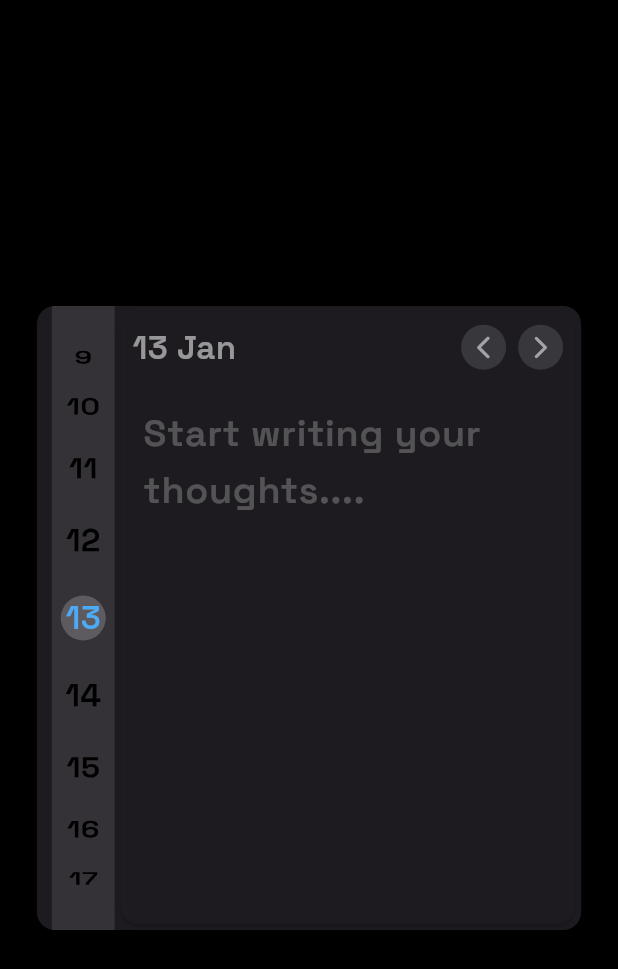
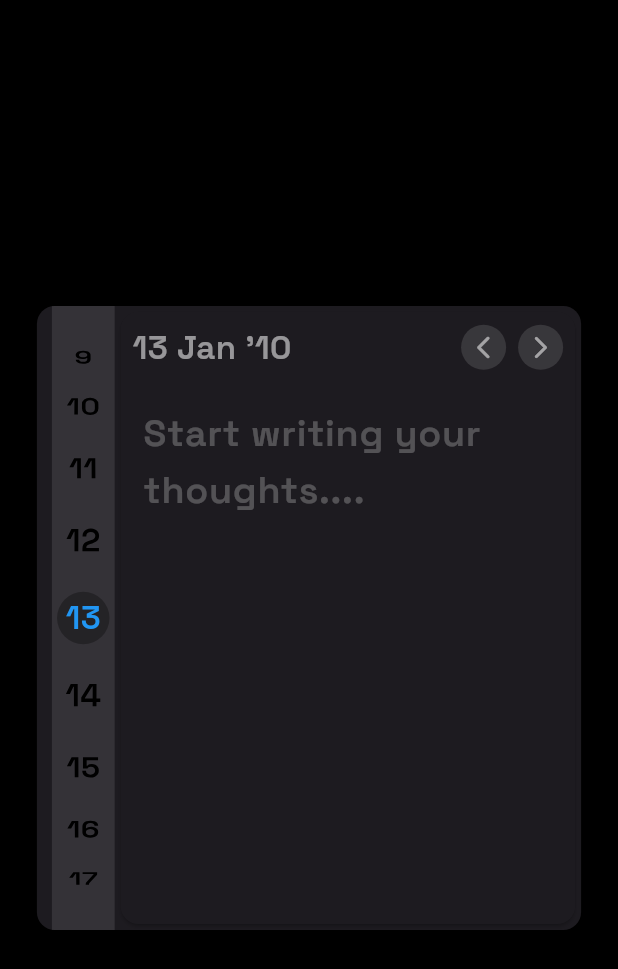
Before and after one commit to dipankrr/journal, a Flutter app: the screen it shows after launch, scrolled down 576 dp, after a tap on the "arrow back ios new" icon, after a tap on the "arrow forward ios" icon, on a phone screen of 412 x 824 dp. Shown: the top 969 px of the screen. Run offline on Flutter 3.47's test engine with Material 3 defaults, Android fonts, the phone set to English and light mode, and no system bars.

Commit message:
fixed all the dates bugs, dates and arrows working properly from everywhere, centralized from provider, added year in date headed

```diff
--- a/lib/providers/date_prov.dart
+++ b/lib/providers/date_prov.dart
@@ -2,13 +2,26 @@ import 'package:flutter/material.dart';
 
 class DateProvider extends ChangeNotifier {
 
-  DateTime selectedDate = DateTime.now(); // Private variable to store the counter
+  DateProvider() {
+    _makeDateList();
+    controller = FixedExtentScrollController(
+      initialItem: indexOfaDay(DateTime.now()),
+    );
+  }
+
+  @override
+  void dispose() {
+    controller.dispose(); // ✅ Clean it up here
+    super.dispose();
+  }
+
+  DateTime selectedDate = DateTime.now();// Private variable to store the counter
 
   final startDate = DateTime(2010, 1, 1);
   final endDate = DateTime(2040, 12, 31);
   final List<DateTime> dates = [];
 
-  void makeDateList () {
+  void _makeDateList () {
     DateTime currentDate = startDate;
     while (!currentDate.isAfter(endDate)) {
       dates.add(currentDate);
@@ -33,28 +46,37 @@ class DateProvider extends ChangeNotifier {
       duration: Duration(milliseconds: 300),
       curve: Curves.easeInOut,
     );
+    notifyListeners();
   }
 
   void setDate(DateTime value) {
     selectedDate = value;
+  //  scrollToIndex(indexOfaDay(selectedDate));
     notifyListeners(); // Notify components that depend on this model
   }
 
-  void getPreviousDate(int index) {
-    //selectedDate = selectedDate.subtract(Duration(days: 1));
-    scrollToIndex(index-1);
-    notifyListeners();
+  void getPreviousDate() {
+    final index = indexOfaDay(selectedDate); // get current index internally
+    if (index > 0) {
+      selectedDate = dates[index - 1];
+      scrollToIndex(index - 1);
+      notifyListeners();
+    }
   }
 
   void getForwardDate() {
-   // selectedDate = selectedDate.subtract(Duration(days: 1));
-    scrollToIndex(indexOfaDay(selectedDate)+1);
-    notifyListeners();
+    final index = indexOfaDay(selectedDate); // get current index internally
+    if (index > 0) {
+      selectedDate = dates[index + 1];
+      scrollToIndex(index + 1);
+      notifyListeners();
+    }
   }
 
-  void resetToCurrentDate(int index) {
-    scrollToIndex(index);
+  void resetToCurrentDate() {
     selectedDate = DateTime.now();
+    scrollToIndex(indexOfaDay(selectedDate));
+
     notifyListeners();
   }
 
--- a/lib/views/date_bar.dart
+++ b/lib/views/date_bar.dart
@@ -37,18 +37,10 @@ class _DateBarState extends State<DateBar> {
   @override
   void initState() {
     super.initState();
-    final dateProvider = Provider.of<DateProvider>(context, listen: false);
-    dateProvider.makeDateList();
-    dateProvider.controller = FixedExtentScrollController(initialItem: dateProvider.indexOfaDay(DateTime.now()));
+    // final dateProvider = Provider.of<DateProvider>(context, listen: false);
+    // dateProvider.makeDateList();
+    // dateProvider.controller = FixedExtentScrollController(initialItem: dateProvider.indexOfaDay(DateTime.now()));
   }
-
-  // void scrollToIndex(index) {
-  //   _controller.animateToItem(
-  //     index,
-  //     duration: Duration(milliseconds: 300),
-  //     curve: Curves.easeInOut,
-  //   );
-  // }
 
 
   @override
--- a/lib/views/main_body.dart
+++ b/lib/views/main_body.dart
@@ -32,7 +32,7 @@ class MainBody extends StatelessWidget {
 
                 Row(
                   children: [
-                    ArrowButton(icon: Icons.arrow_back_ios_new_rounded,onTap: (){dateProvider.getPreviousDate(dateProvider.indexOfaDay(dateProvider.selectedDate));}),
+                    ArrowButton(icon: Icons.arrow_back_ios_new_rounded,onTap: (){dateProvider.getPreviousDate();}),
                     Padding(
                       padding: const EdgeInsets.all(8.0),
                       child: ArrowButton(icon: Icons.arrow_forward_ios_rounded, onTap: (){dateProvider.getForwardDate();},),
--- a/lib/views/pages/homepage.dart
+++ b/lib/views/pages/homepage.dart
@@ -15,10 +15,10 @@ class Homepage extends StatelessWidget {
     double mediaWidth = MediaQuery.of(context).size.width;
     double mediaHeight = MediaQuery.of(context).size.height;
 
-    final List<String> dates = List.generate(31, (index) => ' $index');
-    int todayIndex = DateTime.now().day - 1;
-    FixedExtentScrollController controller =
-        FixedExtentScrollController(initialItem: todayIndex);
+    // final List<String> dates = List.generate(31, (index) => ' $index');
+    // int todayIndex = DateTime.now().day - 1;
+    // FixedExtentScrollController controller =
+    //     FixedExtentScrollController(initialItem: todayIndex);
 
     //print(mediaWidth);
 
@@ -40,19 +40,19 @@ class Homepage extends StatelessWidget {
                       child: Stack(
                         alignment: Alignment.center,
                         children: [
-                          Column(
+                          Container(
+                            width: 35,
+                            height: 35,
+                            decoration: BoxDecoration(
+                              color: Colors.black.withOpacity(0.3),
+                              borderRadius: BorderRadius.circular(25),
+                            ),
+                          ),
+                        Column(
                             children: [
                               Expanded(child: DateBar(),),
                             ],
-                          ),
-                          Container(
-                            width: 30,
-                            height: 30,
-                            decoration: BoxDecoration(
-                              color: Colors.white30.withOpacity(0.2),
-                              borderRadius: BorderRadius.circular(25),
-                            ),
-                          ),
+                          )
                         ],
                       ),
                     ),
--- a/lib/views/widgets/date_header.dart
+++ b/lib/views/widgets/date_header.dart
@@ -11,24 +11,27 @@ class DateHeader extends StatelessWidget {
   Widget build(BuildContext context) {
 
     final dateProvider = Provider.of<DateProvider>(context);
-    String formattedDate = DateFormat('d MMM').format(dateProvider.selectedDate);
+    DateTime date = dateProvider.selectedDate;
+
+    String formattedDate = date.year == DateTime.now().year ?
+    DateFormat('d MMM').format(date) : DateFormat("d MMM ''yy").format(date) ;
 
     return GestureDetector(
-
 
         onTap: () async{
 
           DateTime? date = await showDatePicker(
               context: context,
-              firstDate: DateTime(2010),
-              lastDate: DateTime(2040),
+              firstDate: dateProvider.startDate,
+              lastDate: dateProvider.endDate,
               initialDate: dateProvider.selectedDate
           );
           dateProvider.setDate(date!);
+          dateProvider.scrollToIndex(dateProvider.indexOfaDay(date));
         },
 
         onDoubleTap: (){
-          dateProvider.resetToCurrentDate(dateProvider.indexOfaDay(dateProvider.selectedDate));
+          dateProvider.resetToCurrentDate();
         },
 
         child: Text(
```
